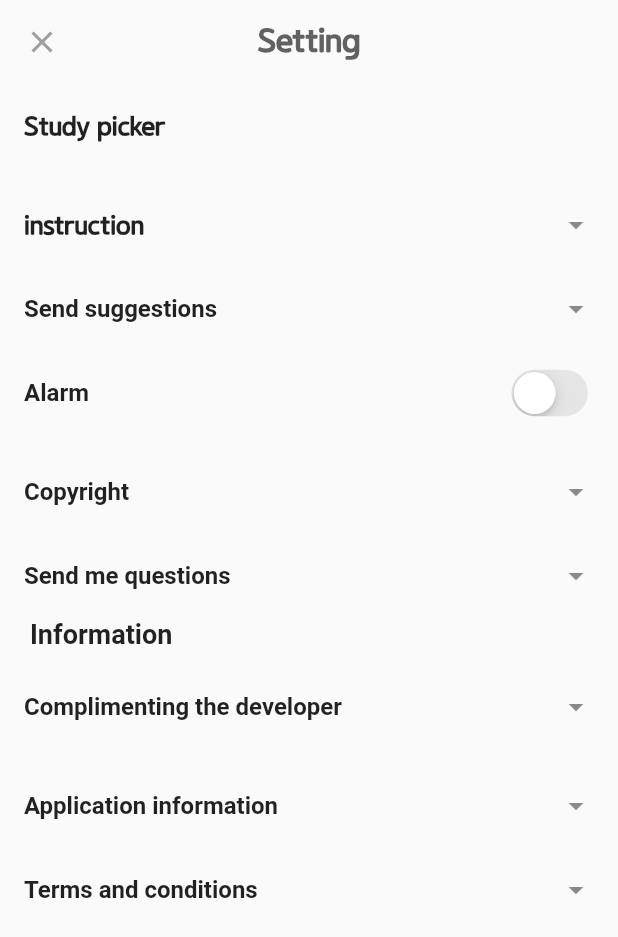
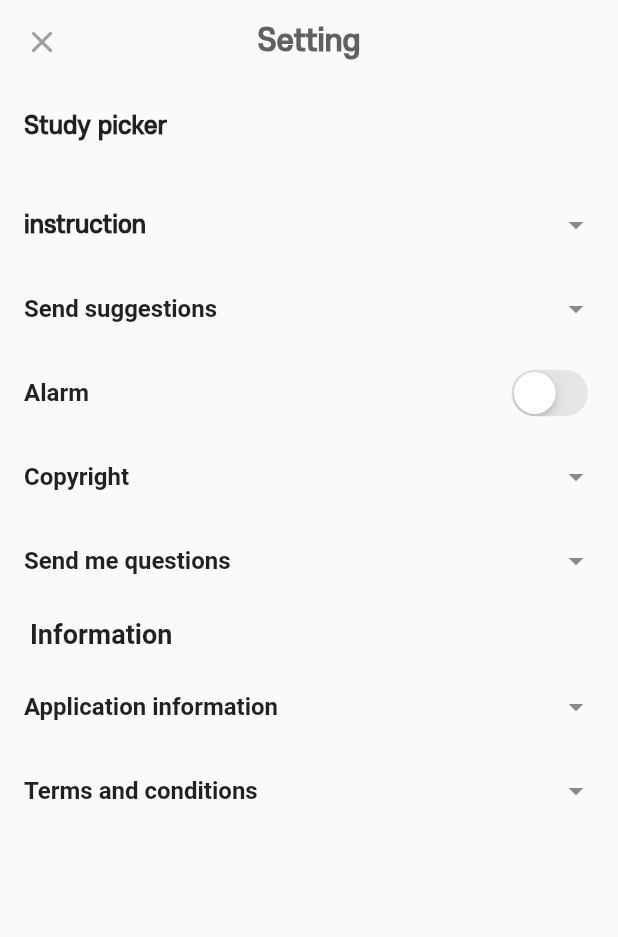
Before and after one commit to Uks98/clip_picker, a Flutter app: the Setting screen opened directly, on a phone screen of 412 x 824 dp. Shown: the top 937 px of the screen. Run offline on Flutter 3.47's test engine with Material 2 defaults, Android fonts, the phone set to English and light mode, and no system bars; our stand-ins replace easy_localization, firebase_analytics, firebase_core, fl_chart, flutter_local_notifications, google_mobile_ads and 5 more; missing offline and left inert: multi_image_picker2, splash_screen_view; accounts and stored records are empty; network calls fail; Roboto replaces fonts that are missing (gom_KR).

Commit message:
알람기능수정및글씨체수정이미지크게보기기능추가

```diff
--- a/lib/cards/get_all_studycard.dart
+++ b/lib/cards/get_all_studycard.dart
@@ -162,7 +162,7 @@ class GetAllStudyCard extends StatelessWidget {
                                 "${Utils.numToDateTime2(pick.date)}".replaceAll(
                                     '00:00:00.000', ""),
                                 style: TextStyle(
-                                    fontSize: 16, color: Colors.grey[400]),
+                                    fontSize: 16, color: Colors.grey[200]),
                               ),)
                           ],
                         ),
--- a/lib/cards/study_card.dart
+++ b/lib/cards/study_card.dart
@@ -133,7 +133,7 @@ class StudyCard extends StatelessWidget {
                                 ),
                               )),
                           SizedBox(
-                            height: 15,
+                            height: 10,
                           ),
                         ],
                       ),
--- a/lib/setting.dart
+++ b/lib/setting.dart
@@ -5,7 +5,6 @@ import 'package:easy_localization/src/public_ext.dart';
 import 'package:flutter/cupertino.dart';
 import 'package:flutter/material.dart';
 import 'package:in_app_review/in_app_review.dart';
-import 'package:shared_preferences/shared_preferences.dart';
 import 'package:url_launcher/url_launcher.dart';
 import 'data/database.dart';
 import 'package:timezone/timezone.dart' as tz;
@@ -19,6 +18,7 @@ class Setting extends StatefulWidget {
 
 class _SettingState extends State<Setting> {
   Alarm alarm = Alarm();
+
   final dbHelper = DatabaseHelper.instance;
   Toggles toggles = Toggles();
 
@@ -54,12 +54,11 @@ class _SettingState extends State<Setting> {
   Widget build(BuildContext context) {
     return Scaffold(
       appBar: AppBar(
-        leading: IconButton(
+        leading: CloseButton(
           onPressed: (){
             Navigator.of(context).pop();
             Navigator.of(context).maybePop();
           },
-          icon: Icon(Icons.clear),
           color:Colors.grey[500],
         ),
         elevation: 0,
@@ -176,9 +175,7 @@ class _SettingState extends State<Setting> {
                    fontWeight: FontWeight.bold
                ),
              ).tr()),
-          SizedBox(
-            height: 10,
-          ),
+
           ListTile(
               trailing: Icon(Icons.arrow_drop_down),
               onTap: (){
@@ -203,6 +200,9 @@ class _SettingState extends State<Setting> {
                     fontWeight: FontWeight.bold
                 ),
               ).tr()),
+          SizedBox(
+            height: 10,
+          ),
           Padding(
             padding: EdgeInsets.only(
               left:20,
@@ -216,21 +216,7 @@ class _SettingState extends State<Setting> {
               ),
             ).tr(),
           ),
-          SizedBox(
-            height: 10,
-          ),
-          ListTile(
-              trailing: Icon(Icons.arrow_drop_down),
-              onTap: () {
-                InAppReview.instance.requestReview();},
-              title: Text(
-                '개발자 칭찬하기',
-                style: TextStyle(
-                  fontSize: 16,
-                  fontWeight: FontWeight.bold,
-                  fontFamily: 'gom_KR',
-                ),
-              ).tr()),
+
           SizedBox(
             height: 10,
           ),
--- a/lib/style/color_style.dart
+++ b/lib/style/color_style.dart
@@ -19,7 +19,7 @@ class Palette{
   static const gradientColor = Color(0xff93e1d8);
 
 
-  static const listPick = Color(0xffe6ccb2);
+  static const listPick = Color(0xff8e9aaf);
   static const listPick1 = Color(0xffe9c46a);
   static const listPick2 = Color(0xff4361ee);
   static const listPick3 = Color(0xffccd5ae);
--- a/pubspec.yaml
+++ b/pubspec.yaml
@@ -89,7 +89,7 @@ flutter:
   fonts:
      - family: godo
        fonts:
-         - asset: lib/assets/GodoM.otf
+         - asset: lib/assets/SCDream5.otf
   #       - asset: fonts/Schyler-Italic.ttf
   #         style: italic
   #   - family: Trajan Pro
```
Also changed, not shown: lib/funtion.dart (+2 -5 lines), lib/my_clip.dart (+10 -6 lines), lib/show_detail.dart (+42 -6 lines), lib/assets/SCDream5.otf (added), lib/assets/SCDream6.otf (added), 2 other files.
